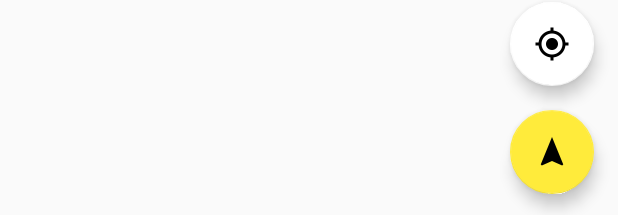
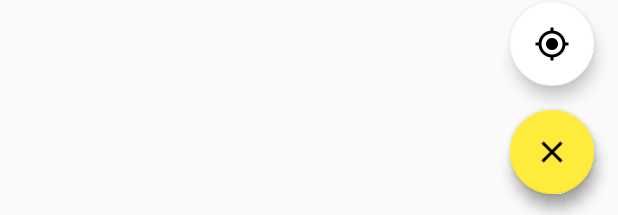
Before and after one commit to obladioblada/ToBike, an Android app: the layout floating_action_button.xml on its own in the app's theme, with its tools: preview values and no code run, on a phone screen of 412 x 824 dp. Shown: the part 1018-1233 px from the top of the screen. Run offline under Robolectric (Android 15) with nearby library versions, the phone set to English and light mode, and no system bars.

Commit message:
Direzioni_google da aggiornare

```diff
--- a/ToBike/app/src/main/res/layout/floating_action_button.xml
+++ b/ToBike/app/src/main/res/layout/floating_action_button.xml
@@ -19,6 +19,20 @@
         />
 
     <android.support.design.widget.FloatingActionButton
+        android:id="@+id/clear"
+        android:layout_width="wrap_content"
+        android:layout_gravity="bottom|right"
+        android:layout_height="wrap_content"
+        android:src="@drawable/ic_clear_black_48dp"
+        app:backgroundTint="@color/colorButtons"
+        android:layout_alignParentRight="true"
+        android:layout_alignParentEnd="true"
+        android:layout_alignParentBottom="true"
+        android:layout_marginBottom="@dimen/floating_button_margin"
+        android:layout_marginRight="@dimen/floating_button_margin"
+        />
+
+    <android.support.design.widget.FloatingActionButton
         android:id="@+id/position"
         android:layout_width="wrap_content"
         android:layout_height="wrap_content"
@@ -32,4 +46,6 @@
         app:backgroundTint="@color/white"
         />
 
+
+
 </RelativeLayout>
```
Also changed, not shown: ToBike/app/src/main/java/com/example/gianpaolobasilico/tobike/MapsActivity.java (+76 -22 lines), ToBike/app/src/main/java/com/example/gianpaolobasilico/tobike/SplashActivity.java (+9 -0 lines), ToBike/app/src/main/res/drawable/ic_clear_black_48dp.png (added).
